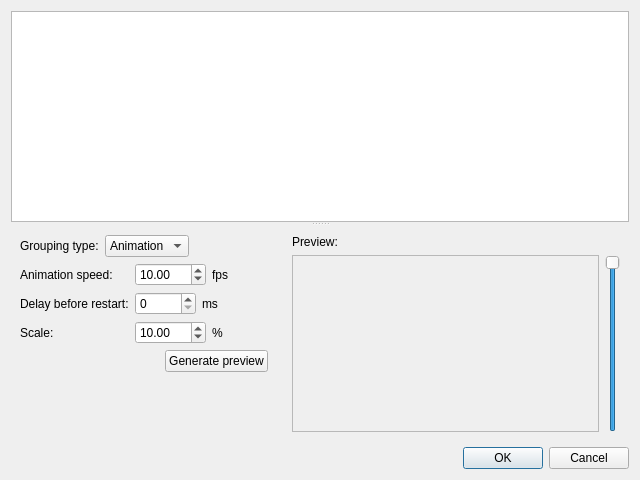
Qt form src/gui/desktop/ui/photos_grouping_dialog.ui (Kicer86/photobroom) before a commit.
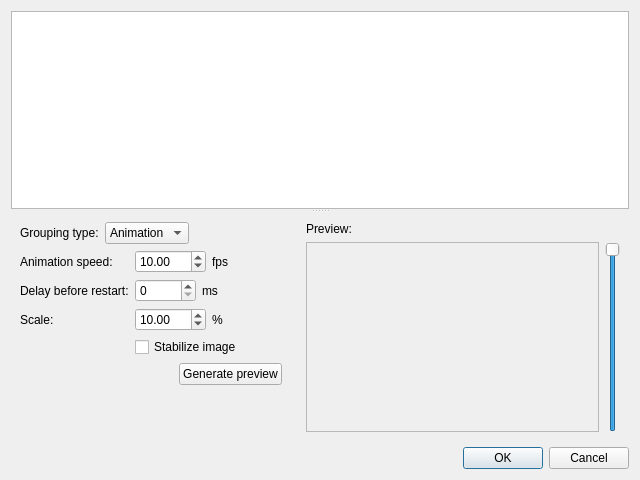
The same form after that commit.

Commit message: PhotosGroupDialog: stabilization checkbox added

```diff
--- a/src/gui/desktop/ui/photos_grouping_dialog.ui
+++ b/src/gui/desktop/ui/photos_grouping_dialog.ui
@@ -181,6 +181,13 @@
                   </item>
                  </layout>
                 </item>
+                <item row="3" column="1">
+                 <widget class="QCheckBox" name="stabilizationCheckBox">
+                  <property name="text">
+                   <string>Stabilize image</string>
+                  </property>
+                 </widget>
+                </item>
                </layout>
               </item>
               <item>
```
The commit also changes 1 other file.
